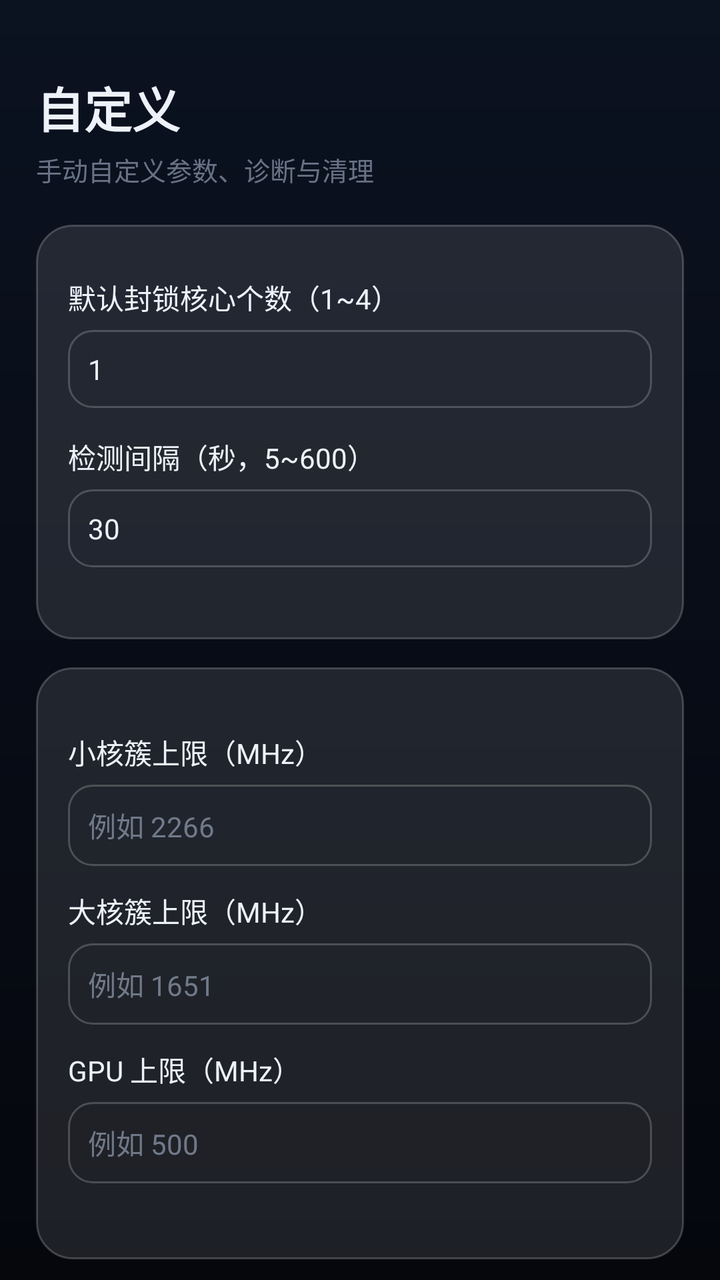
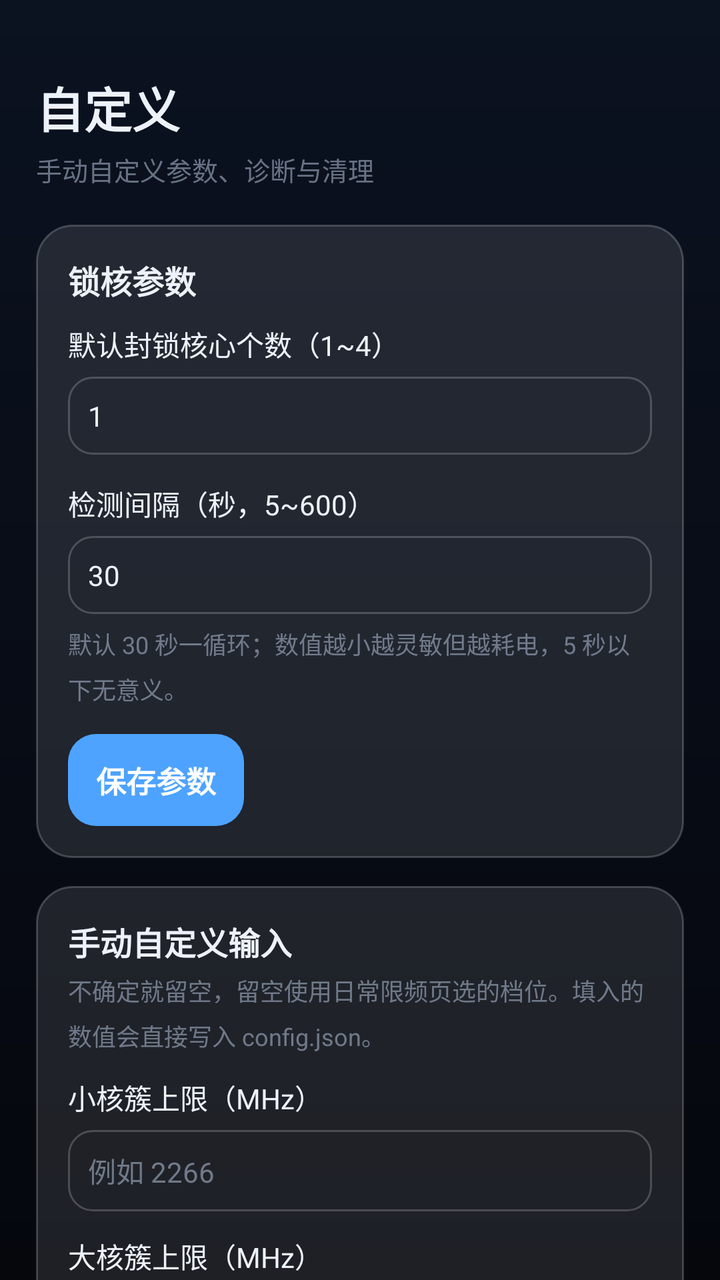

Compare the two renders of this Android layout. The source of the first and the diff that turns it into the second are given below.
<!-- AndroidManifest.xml: application theme AppTheme -->
<!-- res/layout/fragment_custom.xml -->
<?xml version="1.0" encoding="utf-8"?>
<ScrollView xmlns:android="http://schemas.android.com/apk/res/android"
    android:layout_width="match_parent"
    android:layout_height="match_parent"
    android:fillViewport="true"
    android:scrollbars="none">

    <LinearLayout
        android:layout_width="match_parent"
        android:layout_height="wrap_content"
        android:orientation="vertical"
        android:paddingLeft="18dp"
        android:paddingRight="18dp"
        android:paddingTop="36dp"
        android:paddingBottom="18dp">

        
        <TextView
            android:layout_width="wrap_content"
            android:layout_height="wrap_content"
            android:text="自定义"
            android:textColor="@color/text_main"
            android:textSize="24sp"
            android:textStyle="bold" />

        <TextView
            android:layout_width="wrap_content"
            android:layout_height="wrap_content"
            android:layout_marginTop="4dp"
            android:text="手动自定义参数、诊断与清理"
            android:textColor="@color/text_sub"
            android:textSize="13sp" />

        
        <LinearLayout
            android:layout_width="match_parent"
            android:layout_height="wrap_content"
            android:layout_marginTop="18dp"
            android:background="@drawable/bg_glass_card"
            android:orientation="vertical"
            android:padding="16dp">

            <TextView
                style="@style/SectionTitle"
                android:text="锁核参数" />

            <TextView
                android:layout_width="wrap_content"
                android:layout_height="wrap_content"
                android:layout_marginTop="10dp"
                android:text="默认封锁核心个数（1~4）"
                android:textColor="@color/text_main"
                android:textSize="14sp" />

            <EditText
                android:id="@+id/et_count"
                android:layout_width="match_parent"
                android:layout_height="wrap_content"
                android:layout_marginTop="6dp"
                android:background="@drawable/bg_input"
                android:inputType="number"
                android:maxLength="1"
                android:padding="10dp"
                android:text="1"
                android:textColor="@color/text_main"
                android:textSize="14sp" />

            <TextView
                android:layout_width="wrap_content"
                android:layout_height="wrap_content"
                android:layout_marginTop="14dp"
                android:text="检测间隔（秒，5~600）"
                android:textColor="@color/text_main"
                android:textSize="14sp" />

            <EditText
                android:id="@+id/et_interval"
                android:layout_width="match_parent"
                android:layout_height="wrap_content"
                android:layout_marginTop="6dp"
                android:background="@drawable/bg_input"
                android:inputType="number"
                android:maxLength="3"
                android:padding="10dp"
                android:text="30"
                android:textColor="@color/text_main"
                android:textSize="14sp" />

            <TextView
                style="@style/HintText"
                android:layout_marginTop="6dp"
                android:text="默认 30 秒一循环；数值越小越灵敏但越耗电，5 秒以下无意义。" />

            <Button
                android:id="@+id/btn_save_params"
                style="@style/BtnPrimary"
                android:layout_marginTop="14dp"
                android:text="保存参数" />
        </LinearLayout>

        
        <LinearLayout
            android:layout_width="match_parent"
            android:layout_height="wrap_content"
            android:layout_marginTop="14dp"
            android:background="@drawable/bg_glass_card"
            android:orientation="vertical"
            android:padding="16dp">

            <TextView
                style="@style/SectionTitle"
                android:text="手动自定义输入" />

            <TextView
                style="@style/BodyText"
                android:layout_marginTop="4dp"
                android:textSize="12sp"
                android:text="不确定就留空，留空使用日常限频页选的档位。填入的数值会直接写入 config.json。" />

            <TextView
                android:layout_width="wrap_content"
                android:layout_height="wrap_content"
                android:layout_marginTop="12dp"
                android:text="小核簇上限（MHz）"
                android:textColor="@color/text_main"
                android:textSize="14sp" />

            <EditText
                android:id="@+id/et_little"
                android:layout_width="match_parent"
                android:layout_height="wrap_content"
                android:layout_marginTop="6dp"
                android:background="@drawable/bg_input"
                android:hint="例如 2266"
                android:inputType="number"
                android:maxLength="5"
                android:padding="10dp"
                android:textColor="@color/text_main"
                android:textColorHint="@color/text_sub"
                android:textSize="14sp" />

            <TextView
                android:layout_width="wrap_content"
                android:layout_height="wrap_content"
                android:layout_marginTop="12dp"
                android:text="大核簇上限（MHz）"
                android:textColor="@color/text_main"
                android:textSize="14sp" />

            <EditText
                android:id="@+id/et_big"
                android:layout_width="match_parent"
                android:layout_height="wrap_content"
                android:layout_marginTop="6dp"
                android:background="@drawable/bg_input"
                android:hint="例如 1651"
                android:inputType="number"
                android:maxLength="5"
                android:padding="10dp"
                android:textColor="@color/text_main"
                android:textColorHint="@color/text_sub"
                android:textSize="14sp" />

            <TextView
                android:layout_width="wrap_content"
                android:layout_height="wrap_content"
                android:layout_marginTop="12dp"
                android:text="GPU 上限（MHz）"
                android:textColor="@color/text_main"
                android:textSize="14sp" />

            <EditText
                android:id="@+id/et_gpu"
                android:layout_width="match_parent"
                android:layout_height="wrap_content"
                android:layout_marginTop="6dp"
                android:background="@drawable/bg_input"
                android:hint="例如 500"
                android:inputType="number"
                android:maxLength="5"
                android:padding="10dp"
                android:textColor="@color/text_main"
                android:textColorHint="@color/text_sub"
                android:textSize="14sp" />

            <Button
                android:id="@+id/btn_apply_custom"
                style="@style/BtnPrimary"
                android:layout_marginTop="14dp"
                android:text="应用并保存" />

            <TextView
                android:id="@+id/txt_custom_hint"
                style="@style/BodyText"
                android:layout_marginTop="8dp"
                android:textSize="12sp"
                android:text="写入硬件不存在的档位时，内核会自动对齐到最近可用档，属正常现象。" />
        </LinearLayout>

        
        <LinearLayout
            android:layout_width="match_parent"
            android:layout_height="wrap_content"
            android:layout_marginTop="14dp"
            android:background="@drawable/bg_glass_card"
            android:orientation="vertical"
            android:padding="16dp">

            <TextView
                style="@style/SectionTitle"
                android:text="诊断 / 测试 / 清理" />

            <Button
                android:id="@+id/btn_diagnose"
                style="@style/BtnGhost"
                android:layout_marginTop="12dp"
                android:text="环境诊断" />

            <Button
                android:id="@+id/btn_test"
                style="@style/BtnGhost"
                android:layout_marginTop="8dp"
                android:text="读取模块状态" />

            <Button
                android:id="@+id/btn_clean"
                style="@style/BtnGhost"
                android:layout_marginTop="8dp"
                android:text="清理临时文件" />

            <Button
                android:id="@+id/btn_restore"
                style="@style/BtnGhost"
                android:layout_marginTop="8dp"
                android:text="一键恢复原始状态" />

            <TextView
                android:id="@+id/txt_output"
                style="@style/BodyText"
                android:layout_marginTop="12dp"
                android:textSize="11sp"
                android:typeface="monospace"
                android:text="（输出将显示在这里）" />
        </LinearLayout>

    </LinearLayout>
</ScrollView>
<!-- resources referenced by this layout -->
<resources>
  <color name="text_main">#FFEDF2FA</color>
  <color name="text_sub">#99A7B4C9</color>
  <!-- drawable bg_glass_card (drawable) -->
  <?xml version="1.0" encoding="utf-8"?>
  <shape xmlns:android="http://schemas.android.com/apk/res/android"
      android:shape="rectangle">
      <solid android:color="@color/card_bg" />
      <corners android:radius="18dp" />
      <stroke
          android:width="1dp"
          android:color="@color/glass_stroke" />
  </shape>
  <!-- drawable bg_input (drawable) -->
  <?xml version="1.0" encoding="utf-8"?>
  <shape xmlns:android="http://schemas.android.com/apk/res/android"
      android:shape="rectangle">
      <solid android:color="@android:color/transparent" />
      <corners android:radius="12dp" />
      <stroke
          android:width="1dp"
          android:color="@color/glass_stroke" />
  </shape>
  <style name="BodyText">
          <item name="android:textColor">@color/text_sub</item>
          <item name="android:textSize">13sp</item>
          <item name="android:lineSpacingMultiplier">1.3</item>
      </style>
  <style name="BtnGhost">
          <item name="android:background">@drawable/bg_btn_ghost</item>
          <item name="android:textColor">@color/accent</item>
          <item name="android:textSize">14sp</item>
          <item name="android:textAllCaps">false</item>
          <item name="android:minHeight">44dp</item>
          <item name="android:stateListAnimator">@null</item>
      </style>
  <style name="BtnPrimary">
          <item name="android:background">@drawable/bg_btn_primary</item>
          <item name="android:textColor">#FFFFFFFF</item>
          <item name="android:textSize">15sp</item>
          <item name="android:textStyle">bold</item>
          <item name="android:textAllCaps">false</item>
          <item name="android:minHeight">46dp</item>
          <item name="android:stateListAnimator">@null</item>
      </style>
  <style name="HintText">
          <item name="android:textColor">@color/text_sub</item>
          <item name="android:textSize">12sp</item>
          <item name="android:lineSpacingMultiplier">1.3</item>
      </style>
  <style name="SectionTitle">
          <item name="android:textColor">@color/text_main</item>
          <item name="android:textSize">16sp</item>
          <item name="android:textStyle">bold</item>
      </style>
  <color name="card_bg">#1AFFFFFF</color>
  <color name="glass_stroke">#33FFFFFF</color>
  <!-- drawable bg_btn_ghost (drawable) -->
  <?xml version="1.0" encoding="utf-8"?>
  <shape xmlns:android="http://schemas.android.com/apk/res/android"
      android:shape="rectangle">
      <solid android:color="#1FFFFFFF" />
      <corners android:radius="14dp" />
      <stroke
          android:width="1dp"
          android:color="@color/glass_stroke" />
  </shape>
  <color name="accent">#FF4DA3FF</color>
  <!-- drawable bg_btn_primary (drawable) -->
  <?xml version="1.0" encoding="utf-8"?>
  <shape xmlns:android="http://schemas.android.com/apk/res/android"
      android:shape="rectangle">
      <solid android:color="@color/accent" />
      <corners android:radius="14dp" />
  </shape>
  <!-- drawable bg_gradient (drawable) -->
  <?xml version="1.0" encoding="utf-8"?>
  <shape xmlns:android="http://schemas.android.com/apk/res/android"
      android:shape="rectangle">
      <gradient
          android:angle="270"
          android:startColor="@color/bg_top"
          android:endColor="@color/bg_bottom"
          android:type="linear" />
  </shape>
  <color name="bg_bottom">#FF05070D</color>
  <color name="bg_top">#FF0B1220</color>
  <!-- unchanged entries left out for length: 1 -->
</resources>

<!-- the commit's change to res/layout/fragment_custom.xml (unified diff, before → after) -->
@@ -42,6 +42,8 @@
 
             <TextView
                 style="@style/SectionTitle"
+                android:layout_width="wrap_content"
+                android:layout_height="wrap_content"
                 android:text="锁核参数" />
 
             <TextView
@@ -89,12 +91,16 @@
             <TextView
                 style="@style/HintText"
                 android:layout_marginTop="6dp"
+                android:layout_width="wrap_content"
+                android:layout_height="wrap_content"
                 android:text="默认 30 秒一循环；数值越小越灵敏但越耗电，5 秒以下无意义。" />
 
             <Button
                 android:id="@+id/btn_save_params"
                 style="@style/BtnPrimary"
                 android:layout_marginTop="14dp"
+                android:layout_width="wrap_content"
+                android:layout_height="wrap_content"
                 android:text="保存参数" />
         </LinearLayout>
 
@@ -109,12 +115,16 @@
 
             <TextView
                 style="@style/SectionTitle"
+                android:layout_width="wrap_content"
+                android:layout_height="wrap_content"
                 android:text="手动自定义输入" />
 
             <TextView
                 style="@style/BodyText"
                 android:layout_marginTop="4dp"
                 android:textSize="12sp"
+                android:layout_width="wrap_content"
+                android:layout_height="wrap_content"
                 android:text="不确定就留空，留空使用日常限频页选的档位。填入的数值会直接写入 config.json。" />
 
             <TextView
@@ -187,6 +197,8 @@
                 android:id="@+id/btn_apply_custom"
                 style="@style/BtnPrimary"
                 android:layout_marginTop="14dp"
+                android:layout_width="wrap_content"
+                android:layout_height="wrap_content"
                 android:text="应用并保存" />
 
             <TextView
@@ -194,6 +206,8 @@
                 style="@style/BodyText"
                 android:layout_marginTop="8dp"
                 android:textSize="12sp"
+                android:layout_width="wrap_content"
+                android:layout_height="wrap_content"
                 android:text="写入硬件不存在的档位时，内核会自动对齐到最近可用档，属正常现象。" />
         </LinearLayout>
 
@@ -208,30 +222,40 @@
 
             <TextView
                 style="@style/SectionTitle"
+                android:layout_width="wrap_content"
+                android:layout_height="wrap_content"
                 android:text="诊断 / 测试 / 清理" />
 
             <Button
                 android:id="@+id/btn_diagnose"
                 style="@style/BtnGhost"
                 android:layout_marginTop="12dp"
+                android:layout_width="wrap_content"
+                android:layout_height="wrap_content"
                 android:text="环境诊断" />
 
             <Button
                 android:id="@+id/btn_test"
                 style="@style/BtnGhost"
                 android:layout_marginTop="8dp"
+                android:layout_width="wrap_content"
+                android:layout_height="wrap_content"
                 android:text="读取模块状态" />
 
             <Button
                 android:id="@+id/btn_clean"
                 style="@style/BtnGhost"
                 android:layout_marginTop="8dp"
+                android:layout_width="wrap_content"
+                android:layout_height="wrap_content"
                 android:text="清理临时文件" />
 
             <Button
                 android:id="@+id/btn_restore"
                 style="@style/BtnGhost"
                 android:layout_marginTop="8dp"
+                android:layout_width="wrap_content"
+                android:layout_height="wrap_content"
                 android:text="一键恢复原始状态" />
 
             <TextView
@@ -240,6 +264,8 @@
                 android:layout_marginTop="12dp"
                 android:textSize="11sp"
                 android:typeface="monospace"
+                android:layout_width="wrap_content"
+                android:layout_height="wrap_content"
                 android:text="（输出将显示在这里）" />
         </LinearLayout>
 
